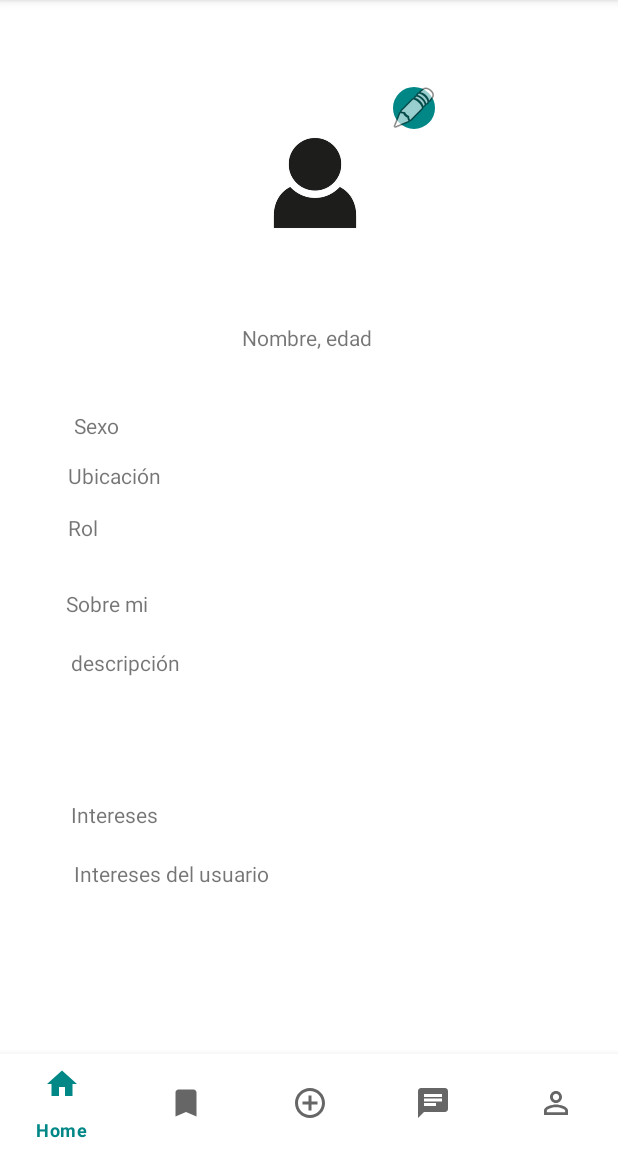
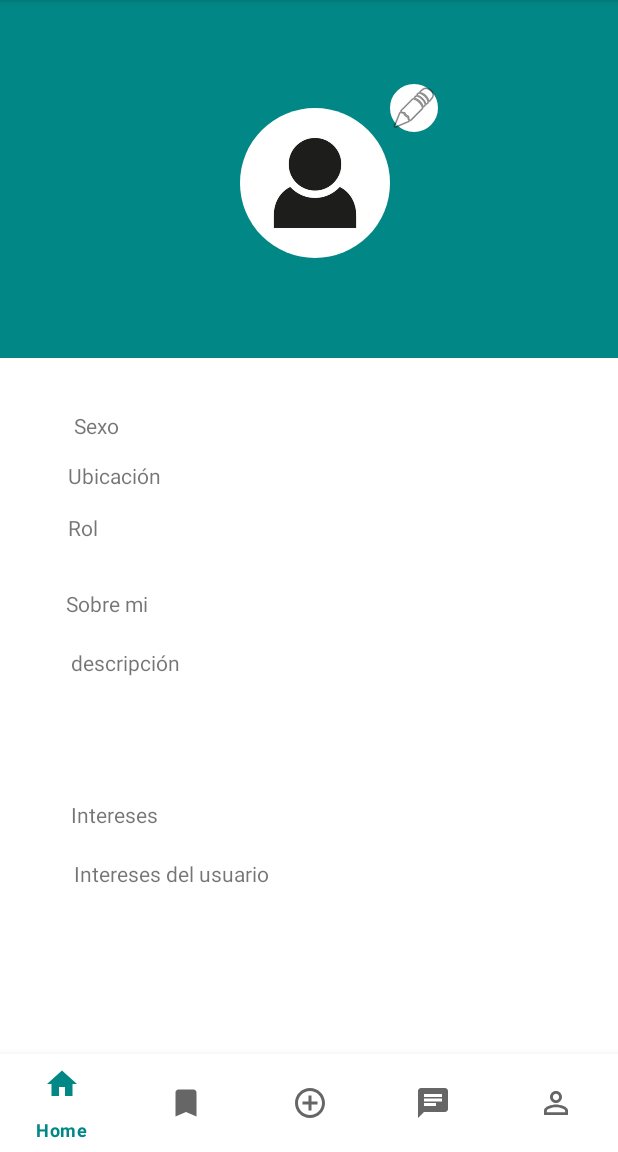
Before and after one commit to juliandvs/Parchelo, an Android app: the Perfil screen opened through its navigation route, on a phone screen of 412 x 824 dp, the part 84-1236 px from its top. Run offline under Robolectric (Android 15) with nearby library versions, the phone set to English and light mode, and no system bars; our stand-ins replace CircleImageView, Room's generated code, navigation-ui.

Commit message:
Diseño de perfil

```diff
--- a/app/src/main/res/drawable/boton_circular.xml
+++ b/app/src/main/res/drawable/boton_circular.xml
@@ -2,7 +2,7 @@
 <!-- res/drawable/circle_button_background.xml -->
 <shape xmlns:android="http://schemas.android.com/apk/res/android"
     android:shape="oval">
-    <solid android:color="@color/principal" /> <!-- Color de fondo del botón -->
+    <solid android:color="@color/white" /> <!-- Color de fondo del botón -->
     <stroke
         android:color="@android:color/white"
         android:width="2dp" />
--- a/app/src/main/res/layout/fragment_perfil.xml
+++ b/app/src/main/res/layout/fragment_perfil.xml
@@ -6,6 +6,13 @@
     android:layout_height="match_parent"
     tools:context=".Perfil">
 
+    <LinearLayout
+        android:layout_width="match_parent"
+        android:layout_height="wrap_content"
+        app:layout_constraintEnd_toEndOf="parent"
+        app:layout_constraintStart_toStartOf="parent"
+        app:layout_constraintTop_toTopOf="parent"
+        android:background="@color/principal">
 
         <de.hdodenhof.circleimageview.CircleImageView
             android:id="@+id/imgFotoPerfil"
@@ -13,8 +20,7 @@
             android:layout_height="100dp"
             android:layout_marginStart="160dp"
             android:layout_marginTop="72dp"
-        app:layout_constraintStart_toStartOf="parent"
-        app:layout_constraintTop_toTopOf="parent" />
+            />
 
         <ImageButton
             android:id="@+id/btnEditarFotoPerfil"
@@ -22,20 +28,21 @@
             android:layout_height="wrap_content"
             android:layout_marginTop="56dp"
             android:layout_marginEnd="120dp"
+            android:background="@drawable/boton_circular"
             android:src="@android:drawable/ic_menu_edit"
-        app:layout_constraintEnd_toEndOf="parent"
-        app:layout_constraintTop_toTopOf="parent"
-        android:background="@drawable/boton_circular"/>
+            />
 
         <TextView
+            android:textColor="@color/white"
             android:id="@+id/txt_nombre_edad"
             android:layout_width="wrap_content"
             android:layout_height="wrap_content"
-        android:layout_marginStart="161dp"
             android:layout_marginTop="43dp"
             android:text="Nombre, edad"
-        app:layout_constraintStart_toStartOf="parent"
-        app:layout_constraintTop_toBottomOf="@+id/imgFotoPerfil" />
+            />
+
+    </LinearLayout>
+
 
     <TextView
         android:id="@+id/txt_sexo"
```
Lines whose indentation alone changed are shown as unchanged.
